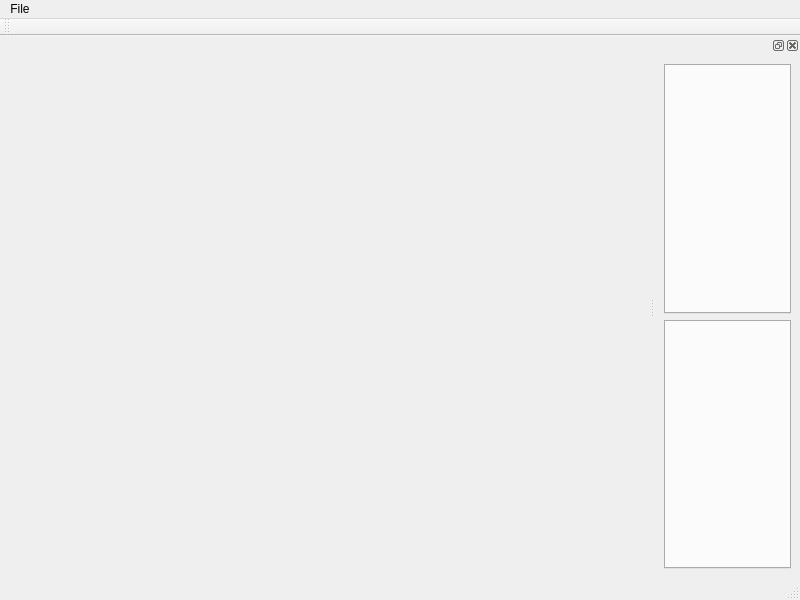
Qt form form.ui (bgallois/LapsAnalyzer) before a commit.
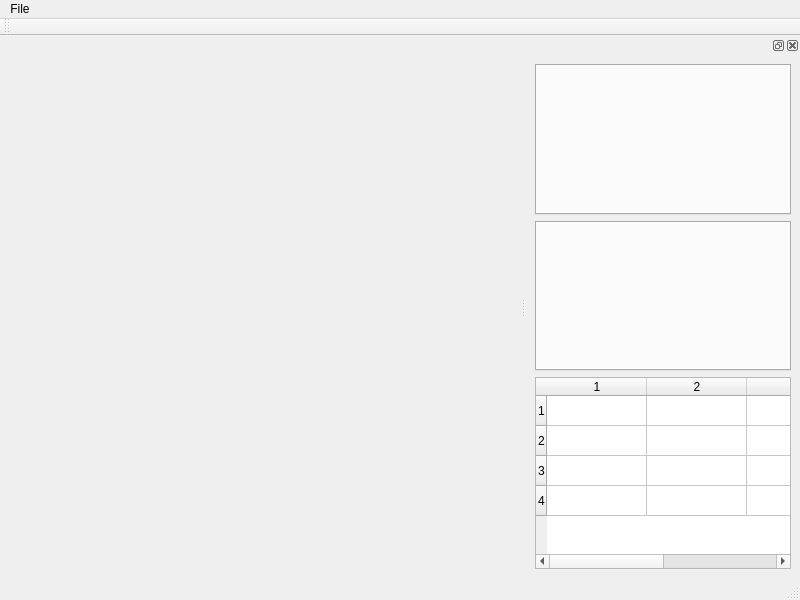
The same form after that commit.

Patch:
```diff
--- a/form.ui
+++ b/form.ui
@@ -53,6 +53,24 @@
      <item row="1" column="0">
       <widget class="QTabWidget" name="statTab1"/>
      </item>
+     <item row="2" column="0">
+      <widget class="QTableWidget" name="diffTable">
+       <property name="rowCount">
+        <number>4</number>
+       </property>
+       <property name="columnCount">
+        <number>4</number>
+       </property>
+       <row/>
+       <row/>
+       <row/>
+       <row/>
+       <column/>
+       <column/>
+       <column/>
+       <column/>
+      </widget>
+     </item>
     </layout>
    </widget>
   </widget>
```
